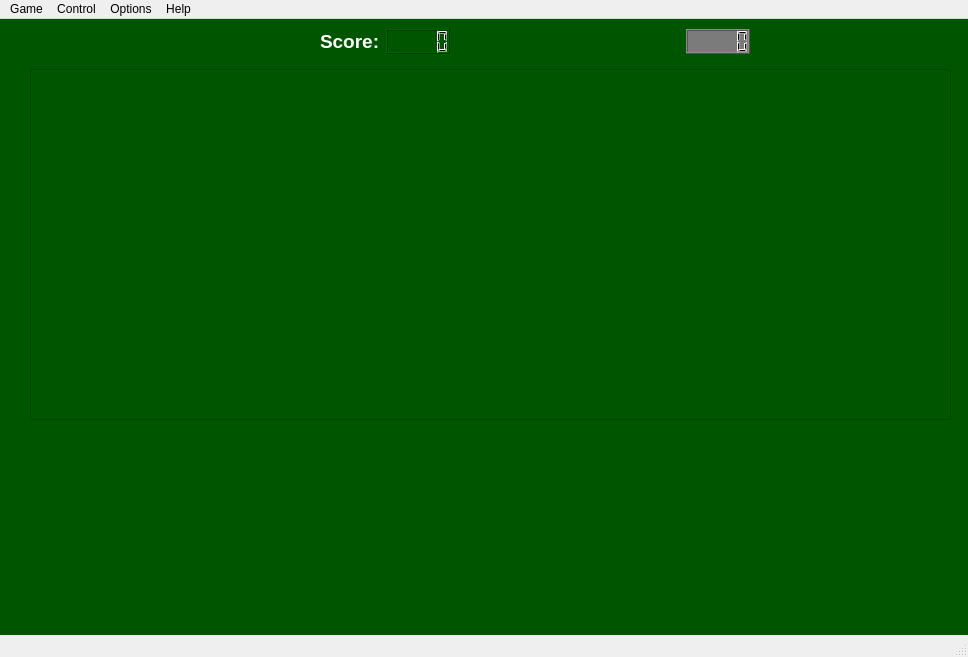
Old version of the form user_interface.ui in the repository JekaK21/-Spider_solitaire.
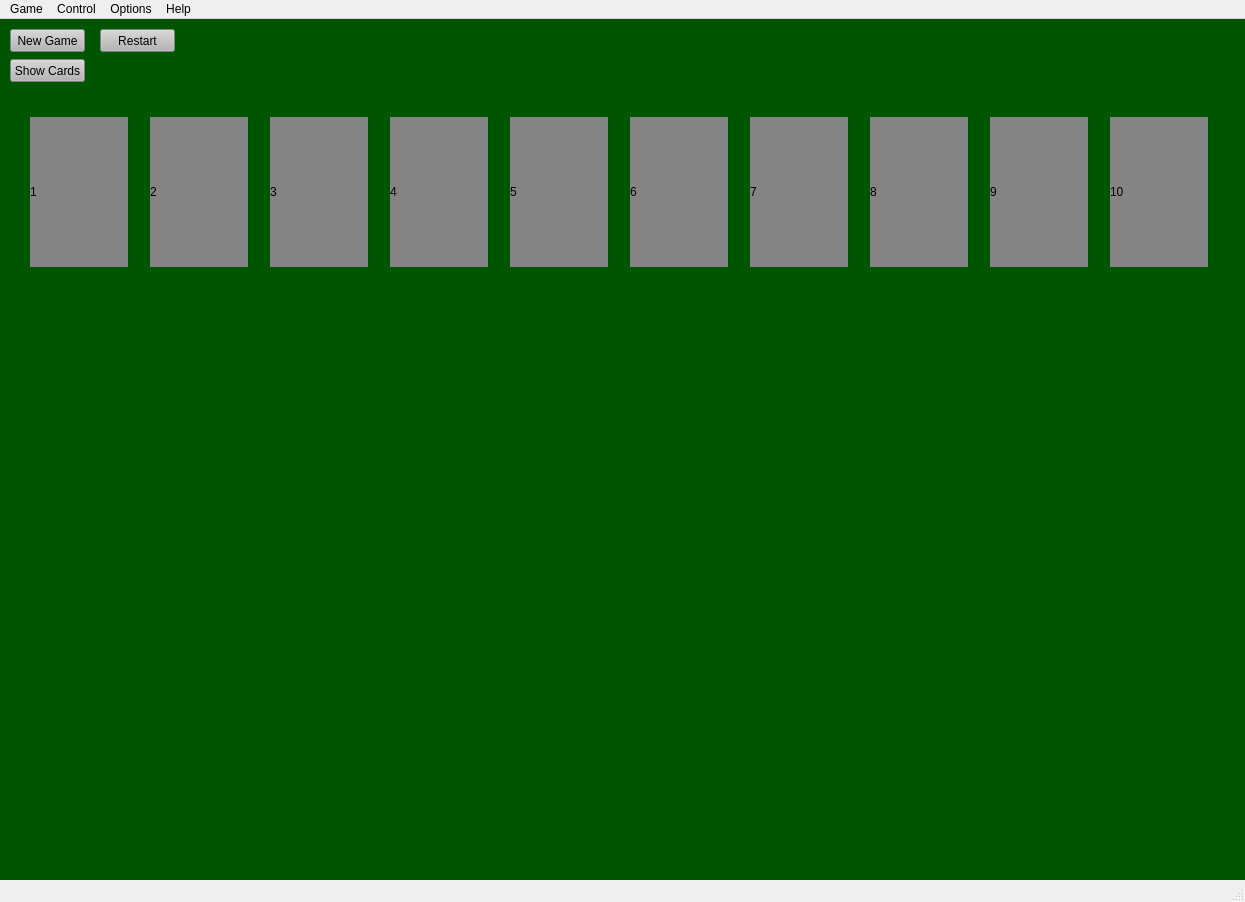
New version of the form.

Commit message: Add user interface v 1.1

```diff
--- a/user_interface.ui
+++ b/user_interface.ui
@@ -6,8 +6,8 @@
    <rect>
     <x>0</x>
     <y>0</y>
-    <width>968</width>
-    <height>657</height>
+    <width>1245</width>
+    <height>902</height>
    </rect>
   </property>
   <property name="windowTitle">
@@ -20,76 +20,213 @@
    <property name="styleSheet">
     <string notr="true">background-color: rgb(0, 85, 0)</string>
    </property>
-   <widget class="QFrame" name="frame">
+   <widget class="QLabel" name="slot1">
     <property name="geometry">
      <rect>
       <x>30</x>
-      <y>50</y>
-      <width>921</width>
-      <height>351</height>
+      <y>98</y>
+      <width>98</width>
+      <height>150</height>
      </rect>
     </property>
-    <property name="frameShape">
-     <enum>QFrame::StyledPanel</enum>
+    <property name="styleSheet">
+     <string notr="true">background-color:rgb(132, 132, 132)</string>
     </property>
-    <property name="frameShadow">
-     <enum>QFrame::Raised</enum>
+    <property name="text">
+     <string>1</string>
     </property>
    </widget>
-   <widget class="QWidget" name="layoutWidget">
+   <widget class="QPushButton" name="ShowCards">
     <property name="geometry">
      <rect>
-      <x>320</x>
+      <x>10</x>
+      <y>40</y>
+      <width>75</width>
+      <height>23</height>
+     </rect>
+    </property>
+    <property name="styleSheet">
+     <string notr="true">background-color:rgb(181, 181, 181)</string>
+    </property>
+    <property name="text">
+     <string>Show Cards</string>
+    </property>
+   </widget>
+   <widget class="QLabel" name="slot2">
+    <property name="geometry">
+     <rect>
+      <x>150</x>
+      <y>98</y>
+      <width>98</width>
+      <height>150</height>
+     </rect>
+    </property>
+    <property name="styleSheet">
+     <string notr="true">background-color:rgb(132, 132, 132)</string>
+    </property>
+    <property name="text">
+     <string>2</string>
+    </property>
+   </widget>
+   <widget class="QLabel" name="slot3">
+    <property name="geometry">
+     <rect>
+      <x>270</x>
+      <y>98</y>
+      <width>98</width>
+      <height>150</height>
+     </rect>
+    </property>
+    <property name="styleSheet">
+     <string notr="true">background-color:rgb(132, 132, 132)</string>
+    </property>
+    <property name="text">
+     <string>3</string>
+    </property>
+   </widget>
+   <widget class="QLabel" name="slot4">
+    <property name="geometry">
+     <rect>
+      <x>390</x>
+      <y>98</y>
+      <width>98</width>
+      <height>150</height>
+     </rect>
+    </property>
+    <property name="styleSheet">
+     <string notr="true">background-color:rgb(132, 132, 132)</string>
+    </property>
+    <property name="text">
+     <string>4</string>
+    </property>
+   </widget>
+   <widget class="QLabel" name="slot5">
+    <property name="geometry">
+     <rect>
+      <x>510</x>
+      <y>98</y>
+      <width>98</width>
+      <height>150</height>
+     </rect>
+    </property>
+    <property name="styleSheet">
+     <string notr="true">background-color:rgb(132, 132, 132)</string>
+    </property>
+    <property name="text">
+     <string>5</string>
+    </property>
+   </widget>
+   <widget class="QLabel" name="slot8">
+    <property name="geometry">
+     <rect>
+      <x>870</x>
+      <y>98</y>
+      <width>98</width>
+      <height>150</height>
+     </rect>
+    </property>
+    <property name="styleSheet">
+     <string notr="true">background-color:rgb(132, 132, 132)</string>
+    </property>
+    <property name="text">
+     <string>8</string>
+    </property>
+   </widget>
+   <widget class="QLabel" name="slot9">
+    <property name="geometry">
+     <rect>
+      <x>990</x>
+      <y>98</y>
+      <width>98</width>
+      <height>150</height>
+     </rect>
+    </property>
+    <property name="styleSheet">
+     <string notr="true">background-color:rgb(132, 132, 132)</string>
+    </property>
+    <property name="text">
+     <string>9</string>
+    </property>
+   </widget>
+   <widget class="QLabel" name="slot6">
+    <property name="geometry">
+     <rect>
+      <x>630</x>
+      <y>98</y>
+      <width>98</width>
+      <height>150</height>
+     </rect>
+    </property>
+    <property name="styleSheet">
+     <string notr="true">background-color:rgb(132, 132, 132)</string>
+    </property>
+    <property name="text">
+     <string>6</string>
+    </property>
+   </widget>
+   <widget class="QLabel" name="slot7">
+    <property name="geometry">
+     <rect>
+      <x>750</x>
+      <y>98</y>
+      <width>98</width>
+      <height>150</height>
+     </rect>
+    </property>
+    <property name="styleSheet">
+     <string notr="true">background-color:rgb(132, 132, 132)</string>
+    </property>
+    <property name="text">
+     <string>7</string>
+    </property>
+   </widget>
+   <widget class="QLabel" name="slot10">
+    <property name="geometry">
+     <rect>
+      <x>1110</x>
+      <y>98</y>
+      <width>98</width>
+      <height>150</height>
+     </rect>
+    </property>
+    <property name="styleSheet">
+     <string notr="true">background-color:rgb(132, 132, 132)</string>
+    </property>
+    <property name="text">
+     <string>10</string>
+    </property>
+   </widget>
+   <widget class="QPushButton" name="NewGame">
+    <property name="geometry">
+     <rect>
+      <x>10</x>
       <y>10</y>
-      <width>430</width>
-      <height>25</height>
+      <width>75</width>
+      <height>23</height>
      </rect>
     </property>
-    <layout class="QHBoxLayout" name="horizontalLayout">
-     <property name="spacing">
-      <number>6</number>
-     </property>
-     <item>
-      <widget class="QLabel" name="label">
-       <property name="font">
-        <font>
-         <pointsize>14</pointsize>
-         <weight>75</weight>
-         <bold>true</bold>
-        </font>
-       </property>
-       <property name="styleSheet">
-        <string notr="true">color: #ffffff</string>
-       </property>
-       <property name="text">
-        <string>Score:</string>
-       </property>
-      </widget>
-     </item>
-     <item>
-      <widget class="QLCDNumber" name="lcdNumber_2"/>
-     </item>
-     <item>
-      <spacer name="horizontalSpacer">
-       <property name="orientation">
-        <enum>Qt::Horizontal</enum>
-       </property>
-       <property name="sizeHint" stdset="0">
-        <size>
-         <width>40</width>
-         <height>20</height>
-        </size>
-       </property>
-      </spacer>
-     </item>
-     <item>
-      <widget class="QLCDNumber" name="lcdNumber">
-       <property name="styleSheet">
-        <string notr="true">background-color: rgb(123, 123, 123)</string>
-       </property>
-      </widget>
-     </item>
-    </layout>
+    <property name="styleSheet">
+     <string notr="true">background-color:rgb(181, 181, 181)</string>
+    </property>
+    <property name="text">
+     <string>New Game</string>
+    </property>
+   </widget>
+   <widget class="QPushButton" name="Restart">
+    <property name="geometry">
+     <rect>
+      <x>100</x>
+      <y>10</y>
+      <width>75</width>
+      <height>23</height>
+     </rect>
+    </property>
+    <property name="styleSheet">
+     <string notr="true">background-color:rgb(181, 181, 181)</string>
+    </property>
+    <property name="text">
+     <string>Restart</string>
+    </property>
    </widget>
   </widget>
   <widget class="QMenuBar" name="menubar">
@@ -97,7 +234,7 @@
     <rect>
      <x>0</x>
      <y>0</y>
-     <width>968</width>
+     <width>1245</width>
      <height>21</height>
     </rect>
    </property>
```
